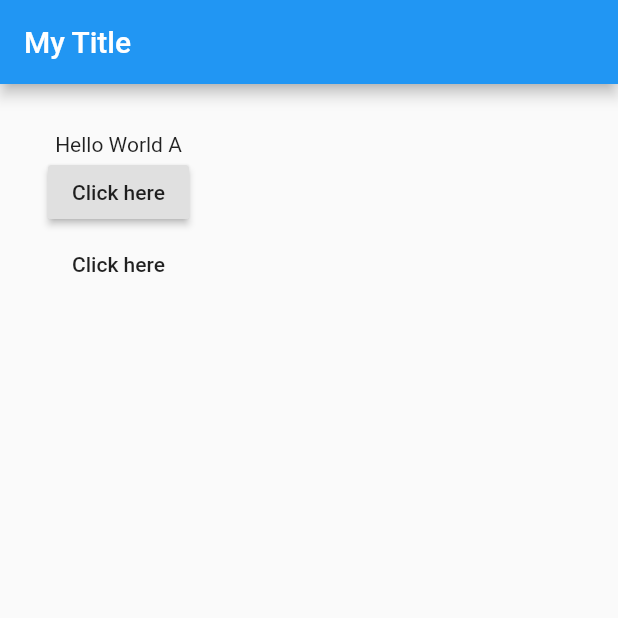
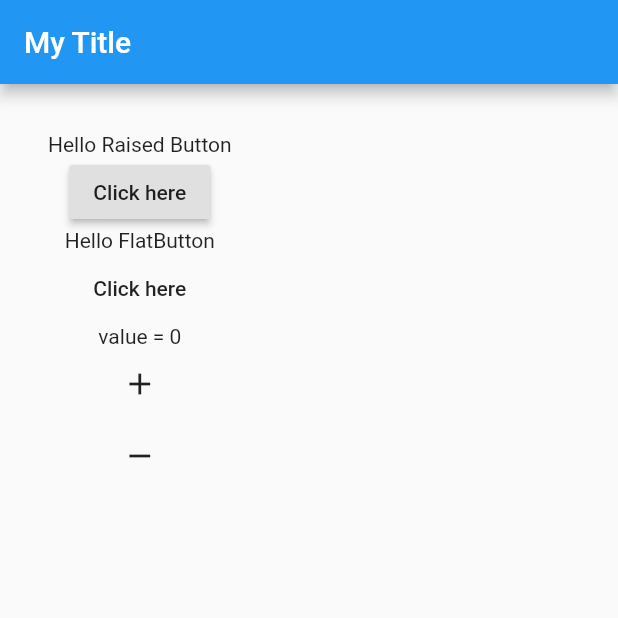
Before and after one commit to Ayomilotunde/flutter_30days_challenge, a Flutter app: the screen it shows after launch, on a phone screen of 412 x 824 dp, the top half of it. Run offline on Flutter 3.47's test engine with Material 2 defaults, Android fonts, the phone set to English and light mode, and no system bars.

Commit message:
Added Icon Button

```diff
--- a/lib/main.dart
+++ b/lib/main.dart
@@ -14,7 +14,9 @@ class MyApp extends StatefulWidget {
 }
 
 class _State extends State<MyApp> {
-  String _value = 'Hello World A';
+  String _value = 'Hello Raised Button';
+  String _flatValue = 'Hello FlatButton';
+  int _numValue = 0;
 
   void _onPressed(String value) {
     setState(() {
@@ -25,7 +27,19 @@ class _State extends State<MyApp> {
 
   void _onPressedFlatButton() {
     setState(() {
-      _value = new DateTime.now().toString();
+      _flatValue = new DateTime.now().toString();
+    });
+  }
+
+  void _add() {
+    setState(() {
+      _numValue++;
+    });
+  }
+
+  void _subtract() {
+    setState(() {
+      _numValue--;
     });
   }
 
@@ -48,11 +62,15 @@ class _State extends State<MyApp> {
               // ignore: prefer_const_constructors
               child: new Text('Click here'),
             ),
+            new Text(_flatValue),
             new FlatButton(
               onPressed: _onPressedFlatButton,
               // ignore: prefer_const_constructors
               child: new Text('Click here'),
-            )
+            ),
+            new Text('value = $_numValue'),
+            new IconButton(onPressed: _add, icon: const Icon(Icons.add)),
+            new IconButton(onPressed: _subtract, icon: const Icon(Icons.remove))
           ],
         ),
       ),
```
